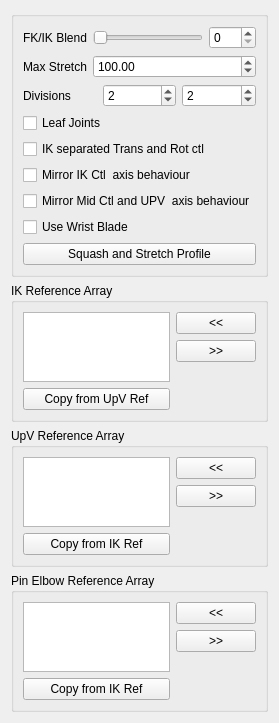
First picture: the form in release/scripts/mgear/shifter_epic_components/EPIC_arm_02/settingsUI.ui, repository mgear-dev/mgear4, before the edit.
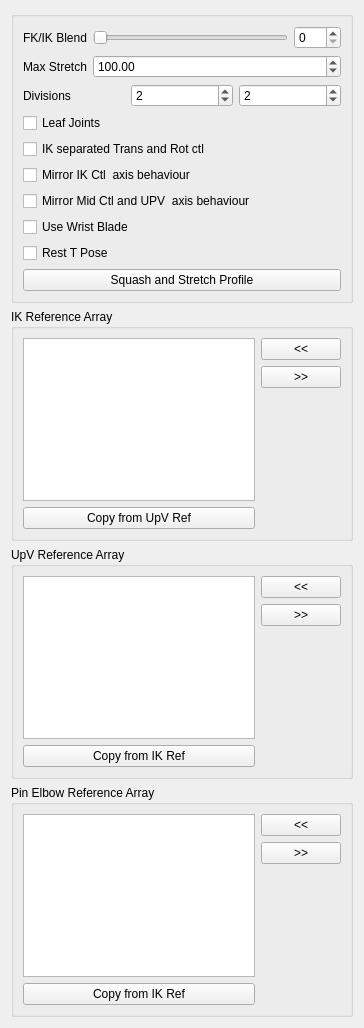
Second picture: the form after the edit.

Commit message: EPIC Arm and leg 02 enhancements: T reset pose for FK and IK controls Closes #359

What changed in the file:
```diff
--- a/release/scripts/mgear/shifter_epic_components/EPIC_arm_02/settingsUI.ui
+++ b/release/scripts/mgear/shifter_epic_components/EPIC_arm_02/settingsUI.ui
@@ -6,8 +6,8 @@
    <rect>
     <x>0</x>
     <y>0</y>
-    <width>268</width>
-    <height>687</height>
+    <width>364</width>
+    <height>1028</height>
    </rect>
   </property>
   <property name="windowTitle">
@@ -188,6 +188,22 @@
           </property>
          </widget>
         </item>
+        <item>
+         <widget class="QCheckBox" name="TPoseRest_checkBox">
+          <property name="toolTip">
+           <string extracomment="This option set the axis of the mid CTL (elbow) and the up vector control to move in a mirror behaviour ">&lt;html&gt;&lt;head/&gt;&lt;body&gt;&lt;p&gt;If checked, the Rest pose for controls will be in T Pose&lt;/p&gt;&lt;/body&gt;&lt;/html&gt;</string>
+          </property>
+          <property name="statusTip">
+           <string extracomment="This option set the axis of the mid CTL (elbow) and the up vector control to move in a mirror behaviour ">This option set the axis of the mid CTL (elbow) and the up vector control to move in a mirror behaviour </string>
+          </property>
+          <property name="whatsThis">
+           <string>This option set the axis of the mid CTL (elbow) and the up vector control to move in a mirror behaviour </string>
+          </property>
+          <property name="text">
+           <string>Rest T Pose</string>
+          </property>
+         </widget>
+        </item>
         <item>
          <layout class="QHBoxLayout" name="horizontalLayout_2">
           <item>
```
The commit also changes 7 other files.
